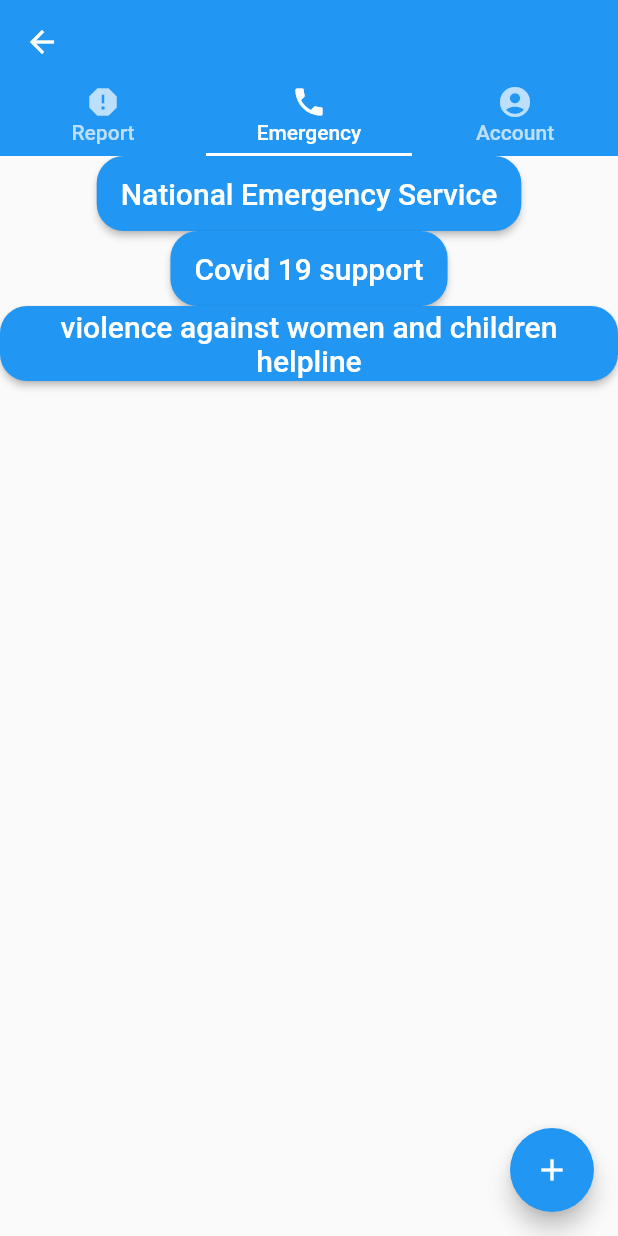
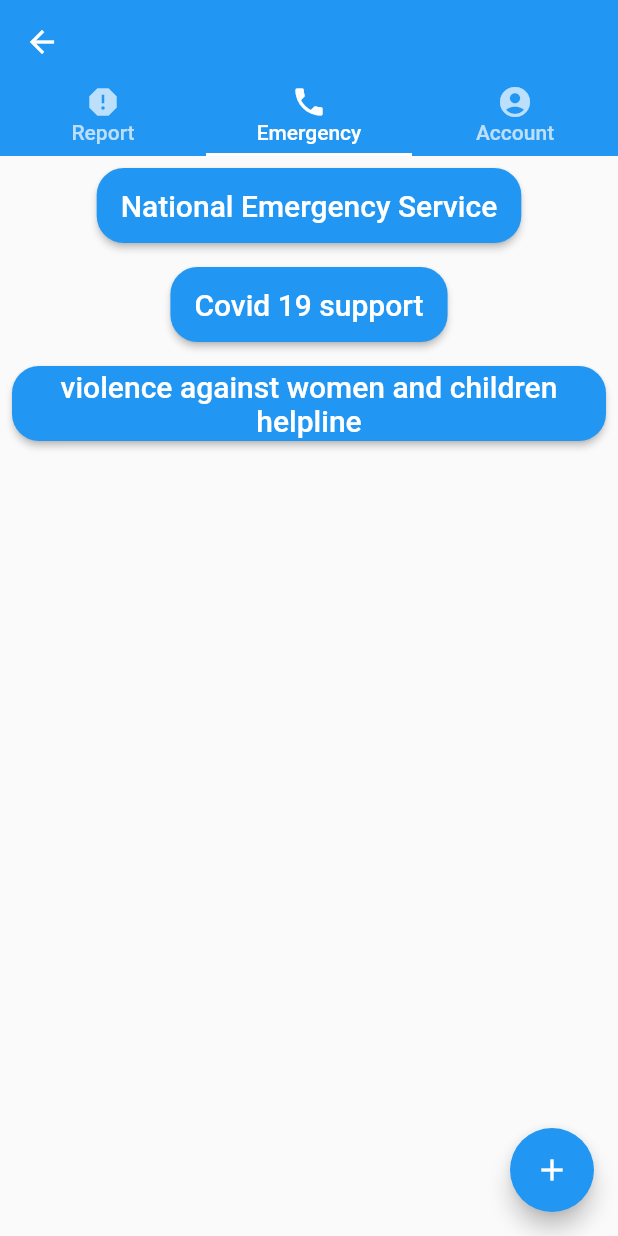
Before and after one commit to absarrahman/BRACU_Tracthon_BlueShine, a Flutter app: the screen it shows once a user with an empty profile is signed in, tab 2 chosen, on a phone screen of 412 x 824 dp. Run offline on Flutter 3.47's test engine with Material 2 defaults, Android fonts, the phone set to English and light mode, and no system bars; our stand-ins replace cloud_firestore, firebase_auth, flutter_spinkit; accounts and stored records are empty.

Commit message:
Minor patches added
Signed-off-by: absarrahman <raman040635@gmail.com>

```diff
--- a/lib/screens/main_page.dart
+++ b/lib/screens/main_page.dart
@@ -131,9 +131,18 @@ class EmergencyCallPage extends StatelessWidget {
     return Container(
       child: Column(
         children: <Widget>[
-          _callButton("National Emergency Service", "999"),
-          _callButton("Covid 19 support", "333"),
-          _callButton("violence against women and children helpline", "999"),
+          Padding(
+            padding: const EdgeInsets.all(8.0),
+            child: _callButton("National Emergency Service", "999"),
+          ),
+          Padding(
+            padding: const EdgeInsets.all(8.0),
+            child: _callButton("Covid 19 support", "333"),
+          ),
+          Padding(
+            padding: const EdgeInsets.all(8.0),
+            child: _callButton("violence against women and children helpline", "999"),
+          ),
         ],
       ),
     );
@@ -368,7 +377,7 @@ class _ReportPageState extends State<ReportPage> {
                         width: 60,
                         decoration: BoxDecoration(
                           borderRadius: BorderRadius.circular(10),
-                          color: Colors.orange,
+                         // color: Colors.orange,
                         ),
                       ),
                       Container(
```
